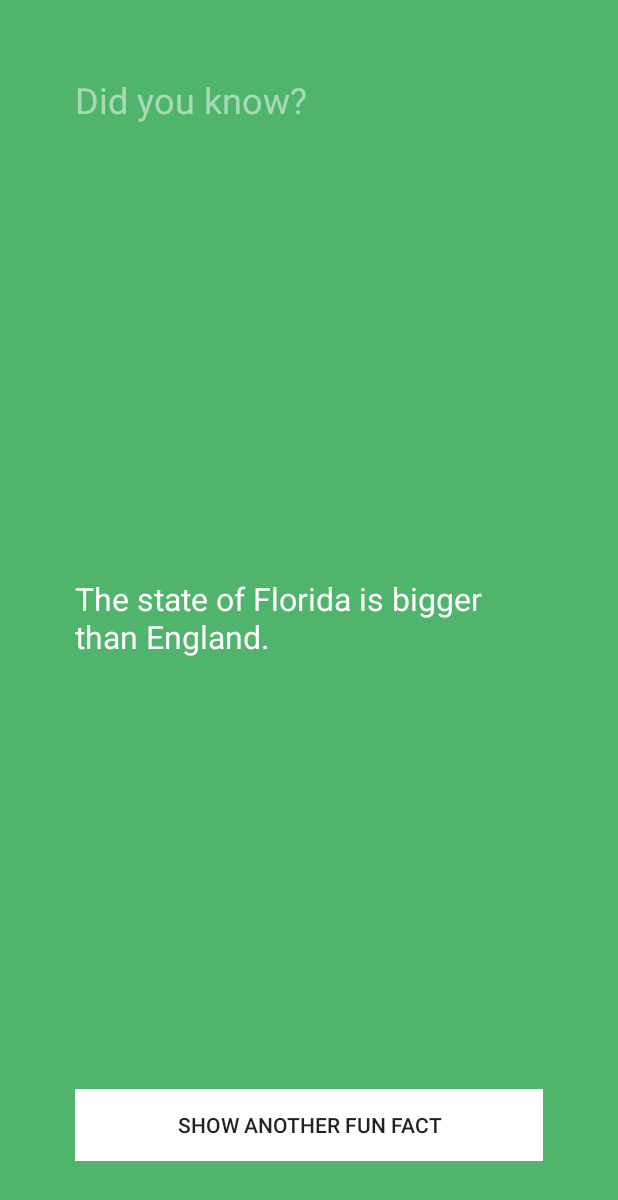
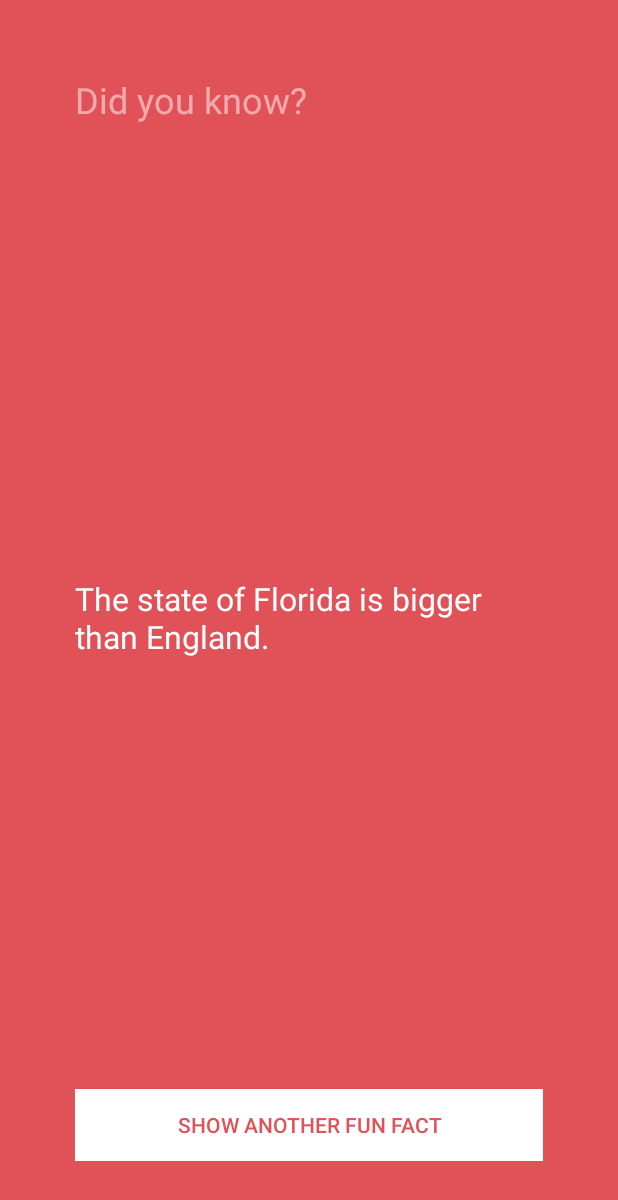
Before and after one commit to RadhepS/Fun-Fact-App, an Android app: the screen it shows after launch (FunFactsActivity), after a tap on "SHOW ANOTHER FUN FACT", on a phone screen of 412 x 824 dp. Shown: the top 1200 px of the screen. Run offline under Robolectric (Android 15) with nearby library versions, the phone set to English and light mode, and no system bars.

Commit message:
Background & button color changes after each press

```diff
--- /dev/null
+++ b/app/src/main/java/radhep/funfacts/ColorWheel.java
@@ -0,0 +1,33 @@
+package radhep.funfacts;
+
+import android.graphics.Color;
+
+import java.util.Random;
+
+public class ColorWheel {
+
+    private String[] colorsArr = {
+            "#39add1", // light blue
+            "#3079ab", // dark blue
+            "#c25975", // mauve
+            "#e15258", // red
+            "#f9845b", // orange
+            "#838cc7", // lavender
+            "#7d669e", // purple
+            "#53bbb4", // aqua
+            "#51b46d", // green
+            "#e0ab18", // mustard
+            "#637a91", // dark gray
+            "#f092b0", // pink
+            "#b7c0c7"  // light gray
+    };
+
+    int getColor() {
+        /* Randomly select a fact */
+        Random randomGen = new Random();
+        int randomNum = randomGen.nextInt(colorsArr.length);
+
+        int color = Color.parseColor(colorsArr[randomNum]);
+        return color;
+    }
+}
--- a/app/src/main/java/radhep/funfacts/FactBook.java
+++ b/app/src/main/java/radhep/funfacts/FactBook.java
@@ -4,7 +4,7 @@ import java.util.Random;
 
 class FactBook {
 
-    private String[] factsArr = {
+    String[] factsArr = {
             "Ants stretch when they wake up in the morning.",
             "Ostriches can run faster than horses.",
             "Olympic gold medals are actually made mostly of silver.",
@@ -17,7 +17,8 @@ class FactBook {
             "Mammoths still walked the earth when the Great Pyramid was being built."};
 
     String getFact() {
-        /* Randomly select a fact */
+
+        //Randomly select a fact
 
         Random randomGen = new Random();
         int randomNum = randomGen.nextInt(factsArr.length);
--- a/app/src/main/java/radhep/funfacts/FunFactsActivity.java
+++ b/app/src/main/java/radhep/funfacts/FunFactsActivity.java
@@ -1,9 +1,11 @@
 package radhep.funfacts;
 
+import android.graphics.Color;
 import android.support.v7.app.AppCompatActivity;
 import android.os.Bundle;
 import android.view.View;
 import android.widget.Button;
+import android.widget.RelativeLayout;
 import android.widget.TextView;
 
 import java.util.Random;
@@ -12,7 +14,10 @@ public class FunFactsActivity extends AppCompatActivity {
 
     private TextView factTextView;
     private Button showFactButton;
+    private RelativeLayout layout;
+
     private FactBook factBook = new FactBook();
+    private ColorWheel colorWheel = new ColorWheel();
 
     @Override
     protected void onCreate(Bundle savedInstanceState) {
@@ -22,6 +27,7 @@ public class FunFactsActivity extends AppCompatActivity {
         //Assign the views from the layout file to the corresponding variables
         factTextView = findViewById(R.id.factTextView);
         showFactButton = findViewById(R.id.showFactButton);
+        layout = findViewById(R.id.layout);
 
         View.OnClickListener listener = new View.OnClickListener() {
             @Override
@@ -30,6 +36,10 @@ public class FunFactsActivity extends AppCompatActivity {
                 String fact = factBook.getFact();
                 //Updates the screen with the new fact
                 factTextView.setText(fact);
+
+                int color = colorWheel.getColor();
+                layout.setBackgroundColor(color);
+                showFactButton.setTextColor(color);
             }
         };
 
--- a/app/src/main/res/layout/activity_fun_facts.xml
+++ b/app/src/main/res/layout/activity_fun_facts.xml
@@ -2,6 +2,7 @@
 <RelativeLayout xmlns:android="http://schemas.android.com/apk/res/android"
     xmlns:app="http://schemas.android.com/apk/res-auto"
     xmlns:tools="http://schemas.android.com/tools"
+    android:id="@+id/layout"
     android:layout_width="match_parent"
     android:layout_height="match_parent"
     android:background="#51b46d"
@@ -34,6 +35,7 @@
         android:layout_alignParentBottom="true"
         android:layout_centerHorizontal="true"
         android:background="@android:color/white"
-        android:text="Show another fun fact" />
+        android:text="Show another fun fact"
+        android:textColor="#51b46d" />
 
 </RelativeLayout>
```
